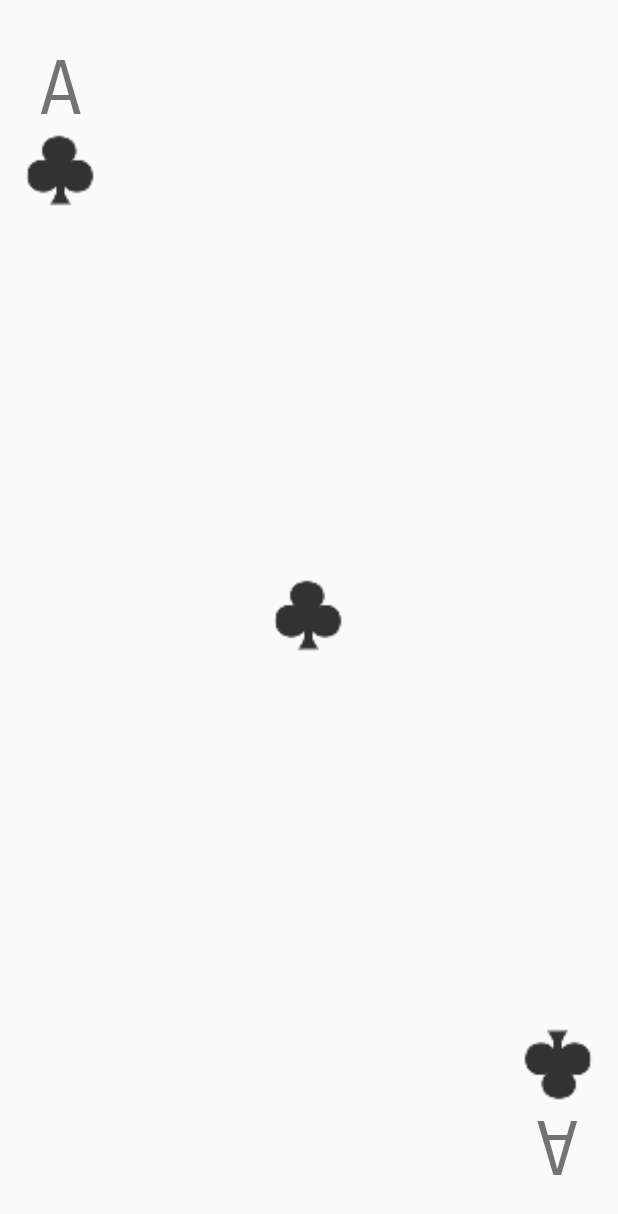
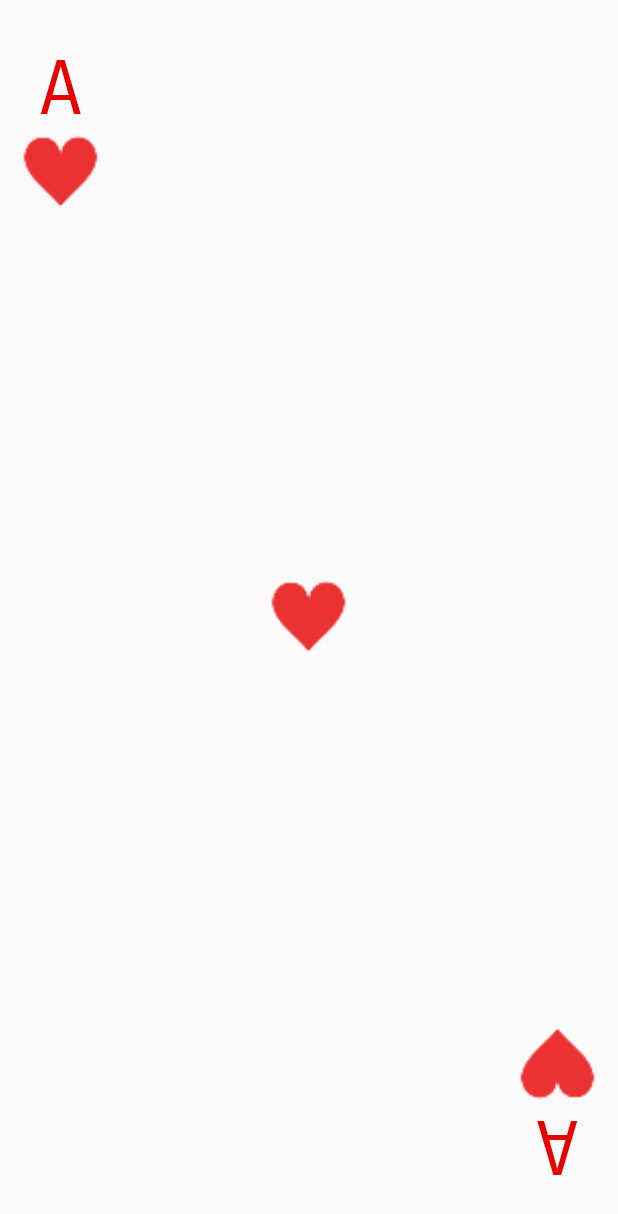
Before and after one commit to ChapmanCPSC356Fall2017/card-stack-upegu100, an Android app: the layout linear_layout.xml on its own in the app's theme, with its tools: preview values and no code run, on a phone screen of 412 x 824 dp. Shown: the top 1214 px of the screen. Run offline under Robolectric (Android 15) with nearby library versions, the light colour scheme and no system bars.

Commit message:
Added Ace of Hearts to intial layout designs.

```diff
--- a/CardStack/app/src/main/res/layout/frame_layout.xml
+++ b/CardStack/app/src/main/res/layout/frame_layout.xml
@@ -14,7 +14,8 @@
             android:id="@+id/tv_upperNumber"
             android:layout_width="wrap_content"
             android:layout_height="wrap_content"
-            android:text="A"
+            android:text="@string/A"
+            android:textColor="#e60000"
             android:textSize="50sp"
             android:fontFamily="sans-serif-smallcaps"
             android:layout_gravity="left"
@@ -63,7 +64,8 @@
             android:id="@+id/tv_lowerNumber"
             android:layout_width="wrap_content"
             android:layout_height="wrap_content"
-            android:text="A"
+            android:text="@string/A"
+            android:textColor="#e60000"
             android:textSize="50sp"
             android:rotation="180"
             android:fontFamily="sans-serif-smallcaps"
--- a/CardStack/app/src/main/res/layout/linear_layout.xml
+++ b/CardStack/app/src/main/res/layout/linear_layout.xml
@@ -23,7 +23,8 @@
             android:layout_height="wrap_content"
             android:textSize="50sp"
             android:fontFamily="sans-serif-smallcaps"
-            android:text="@string/A"/>
+            android:text="@string/A"
+            android:textColor="#e60000"/>
 
         <ImageView
             android:id="@+id/iv_upperSuit"
@@ -31,7 +32,7 @@
             android:layout_height="50dp"
             android:scaleX="1.3"
             android:scaleY="1.3"
-            android:src="@drawable/club_image"/>
+            android:src="@drawable/heart_image"/>
 
     </LinearLayout>
 
@@ -43,7 +44,7 @@
         android:scaleX="1.3"
         android:scaleY="1.3"
         android:layout_gravity="center"
-        android:src="@drawable/club_image"/>
+        android:src="@drawable/heart_image"/>
 
     <LinearLayout
         android:layout_weight="1"
@@ -63,7 +64,7 @@
             android:scaleX="1.3"
             android:scaleY="1.3"
             android:rotation="180"
-            android:src="@drawable/club_image"/>
+            android:src="@drawable/heart_image"/>
 
         <TextView
             android:id="@+id/tv_lowerNumber"
@@ -72,7 +73,8 @@
             android:textSize="50sp"
             android:rotation="180"
             android:fontFamily="sans-serif-smallcaps"
-            android:text="@string/A"/>
+            android:text="@string/A"
+            android:textColor="#e60000"/>
 
     </LinearLayout>
 
```
Also changed, not shown: CardStack/app/src/main/res/layout/relative_layout.xml (+7 -5 lines).
